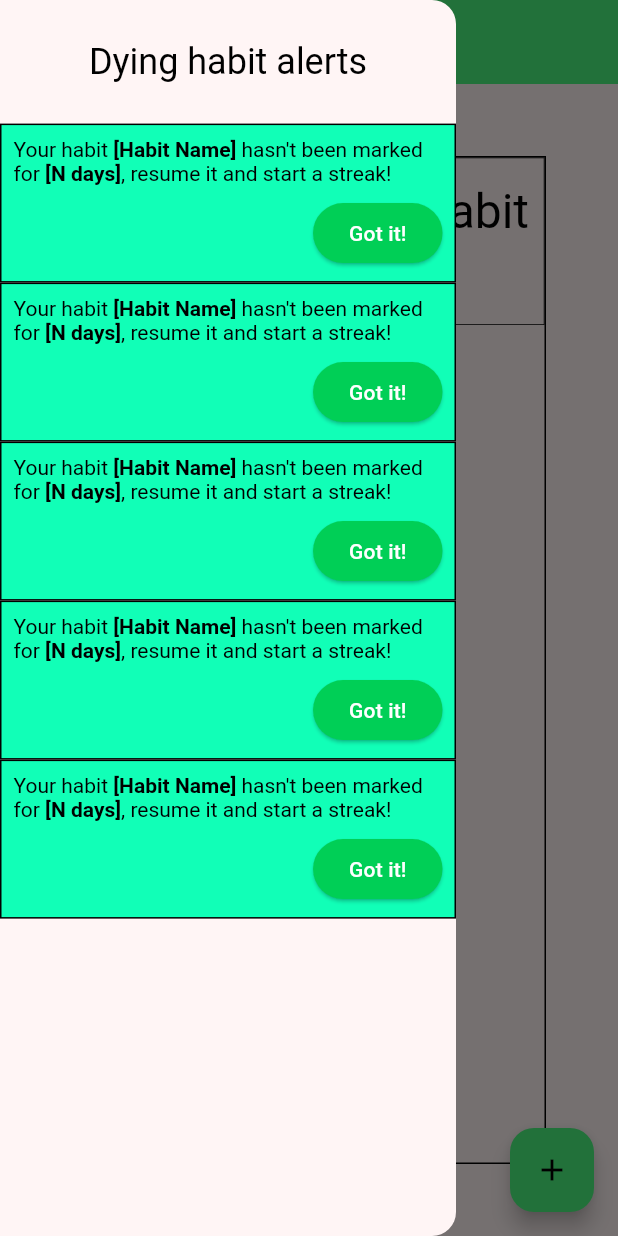
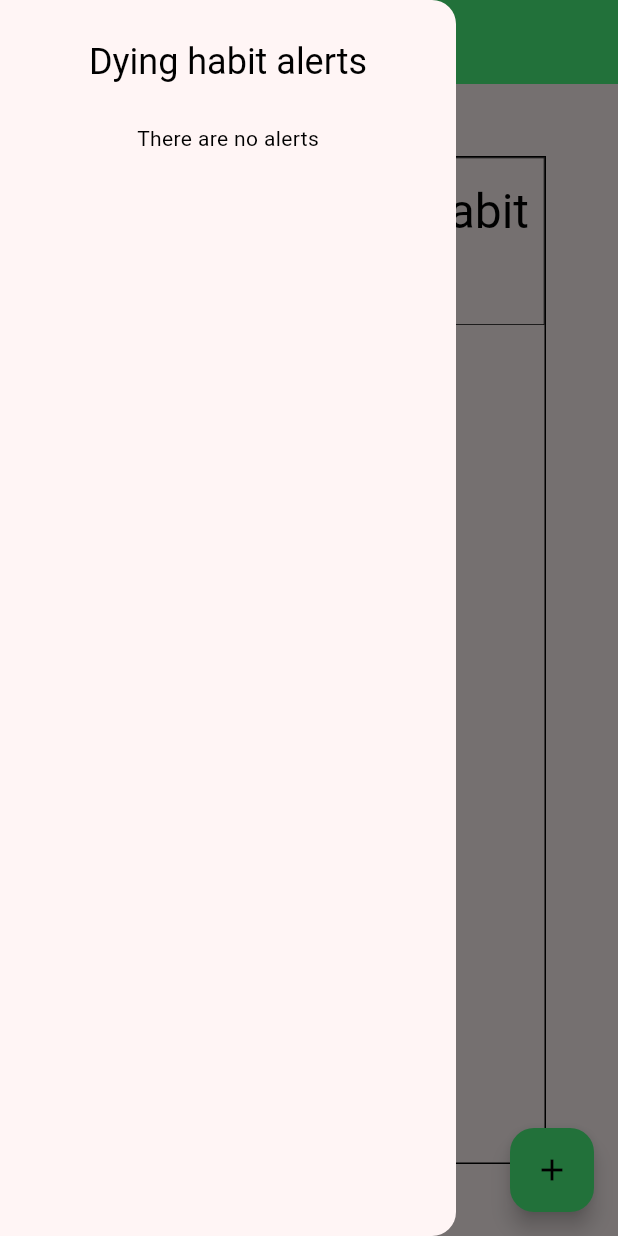
Before and after one commit to afarfanm/habit_tracker, a Flutter app: the screen it shows after launch, with the side drawer open, on a phone screen of 412 x 824 dp. Run offline on Flutter 3.47's test engine with Material 3 defaults, Android fonts, the phone set to English and light mode, and no system bars.

Commit message:
Added alerts notification logic

```diff
--- a/lib/model/alerts_dao.dart
+++ b/lib/model/alerts_dao.dart
@@ -2,17 +2,34 @@ import 'package:habit_tracker/model/alert.dart';
 import 'package:habit_tracker/model/habit.dart';
 
 class AlertsDAO {
+  /// Adds a listener to the alerts-detected event.
+  static set onAlertsDetected(void Function() listener) {
+    _alertsDetectedListener = listener;
+  }
+
+  /// Adds a new alert to the list based on the data of the passed habit.
   static void addAlert(Habit habit) {
     _alerts.add(Alert(habit.name, habit.daysInterrupted));
   }
 
+  /// Finishes the initialization phase of this DAO and notifies
+  /// potential listeners.
+  static void finishInitialization() {
+    if (_alerts.isNotEmpty) {
+      _alertsDetectedListener();
+    }
+  }
+
+  /// Returns the number of alerts registered in this DAO.
   static int numberOfAlerts() {
     return _alerts.length;
   }
 
+  /// Returns the indexed registered alert.
   static Alert fetchAlert(int index) {
     return _alerts[index];
   }
 
   static final List<Alert> _alerts = [];
+  static late final void Function() _alertsDetectedListener;
 }
--- a/lib/model/habits_dao.dart
+++ b/lib/model/habits_dao.dart
@@ -71,6 +71,7 @@ class HabitsDAO {
     }
 
     _onHabitListChanged(_habits.length);
+    AlertsDAO.finishInitialization();
   }
 
   // Returns the key of the indexed habit used to differentiate it
--- a/lib/view/dying_habit_alert.dart
+++ b/lib/view/dying_habit_alert.dart
@@ -1,7 +1,21 @@
 import 'package:flutter/material.dart';
+import 'package:habit_tracker/model/alert.dart';
 
 class DyingHabitAlert extends StatelessWidget {
-  const DyingHabitAlert({super.key});
+  DyingHabitAlert({super.key, required this.alert}) {
+    int daysInterrupted = alert.daysInterrupted;
+
+    if (daysInterrupted < 14) {
+      _feedbackMessage = "go back to it and start a new streak!";
+    } else if (daysInterrupted < 21) {
+      _feedbackMessage = "don't give up on it and start a new streak!";
+    } else {
+      _feedbackMessage = "give it another chance and start a new streak!";
+    }
+  }
+
+  final Alert alert;
+  late final String _feedbackMessage;
 
   @override
   Widget build(BuildContext context) {
@@ -22,31 +36,23 @@ class DyingHabitAlert extends StatelessWidget {
               text: TextSpan(
                 text: "Your habit ",
                 style: TextStyle(color: colorScheme.onSecondaryContainer),
-                children: const [
+                children: [
                   TextSpan(
-                    text: "[Habit Name]",
-                    style: TextStyle(fontWeight: FontWeight.bold),
+                    text: alert.habitName,
+                    style: const TextStyle(fontWeight: FontWeight.bold),
                   ),
-                  TextSpan(
+                  const TextSpan(
                     text: " hasn't been marked for ",
                   ),
                   TextSpan(
-                    text: "[N days]",
-                    style: TextStyle(fontWeight: FontWeight.bold),
+                    text: "${alert.daysInterrupted} days",
+                    style: const TextStyle(fontWeight: FontWeight.bold),
                   ),
                   TextSpan(
-                    text: ", resume it and start a streak!",
+                    text: ", $_feedbackMessage",
                   ),
                 ],
               ),
-            ),
-          ),
-          SizedBox(height: 8.0),
-          Align(
-            alignment: Alignment.centerRight,
-            child: ElevatedButton(
-              onPressed: () => print("Alert button pressed"),
-              child: const Text("Got it!"),
             ),
           ),
         ],
--- a/lib/view/dying_habit_panel.dart
+++ b/lib/view/dying_habit_panel.dart
@@ -1,4 +1,5 @@
 import 'package:flutter/material.dart';
+import 'package:habit_tracker/model/alerts_dao.dart';
 import 'package:habit_tracker/view/dying_habit_alert.dart';
 
 class DyingHabitPanel extends StatelessWidget {
@@ -20,13 +21,23 @@ class DyingHabitPanel extends StatelessWidget {
         ),
         Expanded(
           flex: 9,
-          child: ListView(
-            children: List.generate(
-              5,
-              (i) {
-                return DyingHabitAlert();
-              },
-            ),
+          child: Builder(
+            builder: (context) {
+              int numberOfAlerts = AlertsDAO.numberOfAlerts();
+
+              if (numberOfAlerts == 0) {
+                return const Text("There are no alerts");
+              } else {
+                return ListView(
+                  children: List.generate(
+                    numberOfAlerts,
+                    (i) {
+                      return DyingHabitAlert(alert: AlertsDAO.fetchAlert(i));
+                    },
+                  ),
+                );
+              }
+            },
           ),
         ),
       ],
--- a/lib/view/home_page.dart
+++ b/lib/view/home_page.dart
@@ -1,6 +1,7 @@
 import 'dart:ui';
 
 import 'package:flutter/material.dart';
+import 'package:habit_tracker/model/alerts_dao.dart';
 import 'package:habit_tracker/model/habit.dart';
 import 'package:habit_tracker/model/habits_dao.dart';
 import 'package:habit_tracker/view/dying_habit_panel.dart';
@@ -18,6 +19,7 @@ class HomePage extends StatefulWidget {
 
 class _HomePageState extends State<HomePage> {
   late final AppLifecycleListener _lifecycleListener;
+  bool alertsPending = false;
 
   @override
   void initState() {
@@ -29,6 +31,7 @@ class _HomePageState extends State<HomePage> {
       },
     );
     HabitsDAO.onStreakMilestoneAchieved = showHabitStreakMilestoneDialog;
+    AlertsDAO.onAlertsDetected = setAlertsPending;
   }
 
   @override
@@ -46,12 +49,20 @@ class _HomePageState extends State<HomePage> {
           builder: (context) {
             return IconButton(
               onPressed: () => Scaffold.of(context).openDrawer(),
-              icon: Icon(Icons.notification_important),
+              icon: Builder(
+                builder: (context) {
+                  if (alertsPending) {
+                    return const Icon(Icons.notification_important);
+                  } else {
+                    return const Icon(Icons.notification_important_outlined);
+                  }
+                },
+              ),
             );
           },
         ),
       ),
-      drawer: Drawer(
+      drawer: const Drawer(
         child: DyingHabitPanel(),
       ),
       body: Container(
@@ -102,4 +113,10 @@ class _HomePageState extends State<HomePage> {
       },
     );
   }
+
+  void setAlertsPending() {
+    setState(() {
+      alertsPending = true;
+    });
+  }
 }
```
